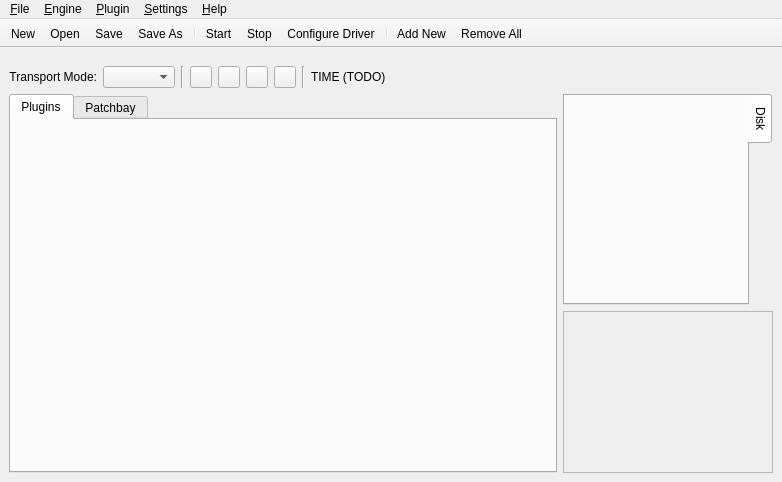
Before: the Qt Designer form resources/ui/carla.ui in falkTX/Carla, drawn with Qt 5.
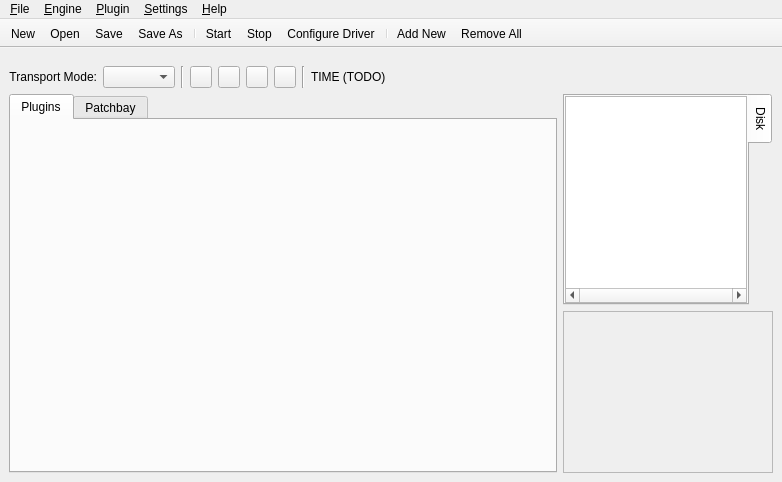
After: the same form once the commit is applied. Icons and pictures are not drawn. Custom widgets are drawn as their Qt base class.

Diff of the .ui file:
```diff
--- a/resources/ui/carla.ui
+++ b/resources/ui/carla.ui
@@ -232,6 +232,21 @@
        <attribute name="title">
         <string>Disk</string>
        </attribute>
+       <layout class="QVBoxLayout" name="verticalLayout_3">
+        <property name="spacing">
+         <number>0</number>
+        </property>
+        <property name="margin">
+         <number>0</number>
+        </property>
+        <item>
+         <widget class="QTreeView" name="fileTreeView">
+          <property name="horizontalScrollBarPolicy">
+           <enum>Qt::ScrollBarAlwaysOn</enum>
+          </property>
+         </widget>
+        </item>
+       </layout>
       </widget>
      </widget>
     </item>
```
